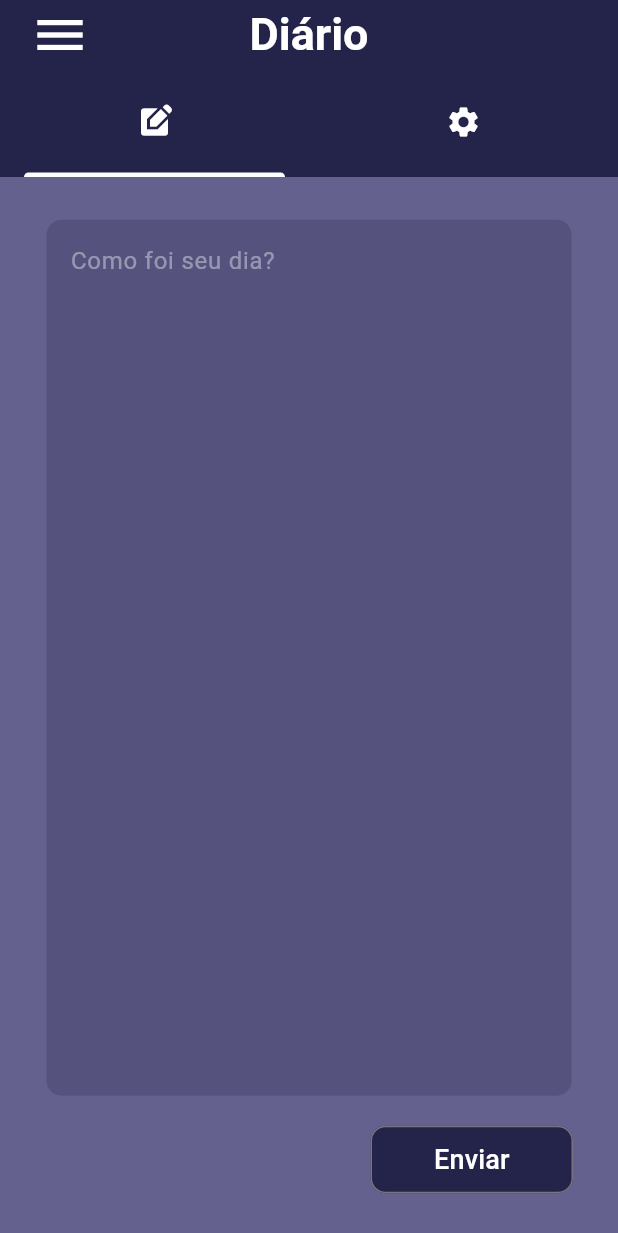
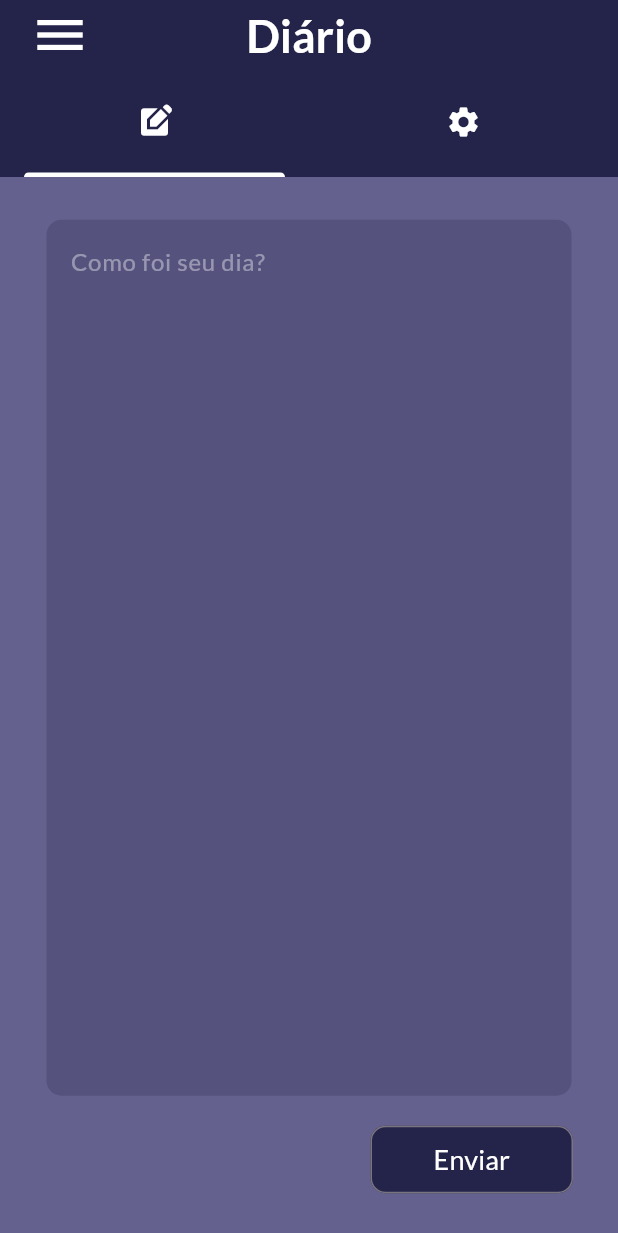
Before and after one commit to barbosa-jp/avaliacao-flutter-1, a Flutter app: the screen it shows after launch, on a phone screen of 412 x 824 dp. Shown: the top 1233 px of the screen. Run offline on Flutter 3.47's test engine with Material 3 defaults, Android fonts, the phone set to English and light mode, and no system bars; our stand-ins replace google_fonts.

Commit message:
feat: add a fonte de texto google_fonts_lato

```diff
--- a/avaliacao_1/lib/src/diario/presentation/diario.dart
+++ b/avaliacao_1/lib/src/diario/presentation/diario.dart
@@ -1,6 +1,7 @@
 import 'package:avaliacao_1/src/abas/presentation/aba.dart';
 import 'package:flutter/material.dart';
 import 'package:avaliacao_1/src/tela_incial/presentation/tela_incial_screen.dart';
+import 'package:google_fonts/google_fonts.dart';
 
 class Diario extends StatelessWidget {
   const Diario({super.key});
@@ -24,12 +25,13 @@ class Diario extends StatelessWidget {
                     color: Colors.white,
                     size: 40,
                   )),
-              title: const Text(
+              title: Text(
                 'Diário',
-                style: TextStyle(
+                style: GoogleFonts.lato(
                     color: Colors.white,
                     fontSize: 30,
-                    fontWeight: FontWeight.bold),
+                    fontWeight: FontWeight.bold
+                  ),
               ),
               backgroundColor: const Color.fromRGBO(36, 36, 75, 1),
               bottom: const TabBar(
@@ -66,9 +68,9 @@ class Diario extends StatelessWidget {
                               backgroundColor: const Color.fromARGB(255, 36, 36, 75)
                             ),
                             onPressed: () {},
-                            child: const Text(
+                            child: Text(
                               'Enviar',
-                              style: TextStyle(
+                              style: GoogleFonts.lato(
                                 color: Colors.white,
                                 fontSize: 18,
                               ),
--- a/avaliacao_1/lib/src/tela_incial/presentation/tela_incial_screen.dart
+++ b/avaliacao_1/lib/src/tela_incial/presentation/tela_incial_screen.dart
@@ -1,31 +1,32 @@
 import 'package:flutter/material.dart';
+import 'package:google_fonts/google_fonts.dart';
 
 class TelaInicial extends StatelessWidget {
   const TelaInicial({super.key});
 
   @override
   Widget build(BuildContext context) {
-    return const Center(
+    return Center(
       child: Column(
         mainAxisSize: MainAxisSize.min,
         children: [
           SizedBox(
             width: 350,
             child: Padding(
-              padding: EdgeInsets.only(bottom: 20),
+              padding: const EdgeInsets.only(bottom: 20),
               child: TextField(
                 cursorColor: Colors.white,
-                style: TextStyle(color: Colors.white),
+                style: GoogleFonts.lato(color: Colors.white),
                 maxLines: 23,
                 keyboardType: TextInputType.text,
                 decoration: InputDecoration(
                   filled: true,
-                  fillColor: Color.fromARGB(255, 85, 82, 125),
+                  fillColor: const Color.fromARGB(255, 85, 82, 125),
                   hintText: 'Como foi seu dia?',
-                  hintStyle: TextStyle(
-                    color: Color.fromARGB(100, 255, 255, 255)
+                  hintStyle: GoogleFonts.lato(
+                    color: const Color.fromARGB(100, 255, 255, 255)
                   ),
-                  border: OutlineInputBorder(
+                  border: const OutlineInputBorder(
                     borderRadius: BorderRadius.all(Radius.circular(10)),
                     borderSide: BorderSide.none,
                   ),
--- a/avaliacao_1/pubspec.yaml
+++ b/avaliacao_1/pubspec.yaml
@@ -35,6 +35,7 @@ dependencies:
   # The following adds the Cupertino Icons font to your application.
   # Use with the CupertinoIcons class for iOS style icons.
   cupertino_icons: ^1.0.8
+  google_fonts: ^6.2.1
 
 dev_dependencies:
   flutter_test:
```
Also changed, not shown: avaliacao_1/pubspec.lock.
